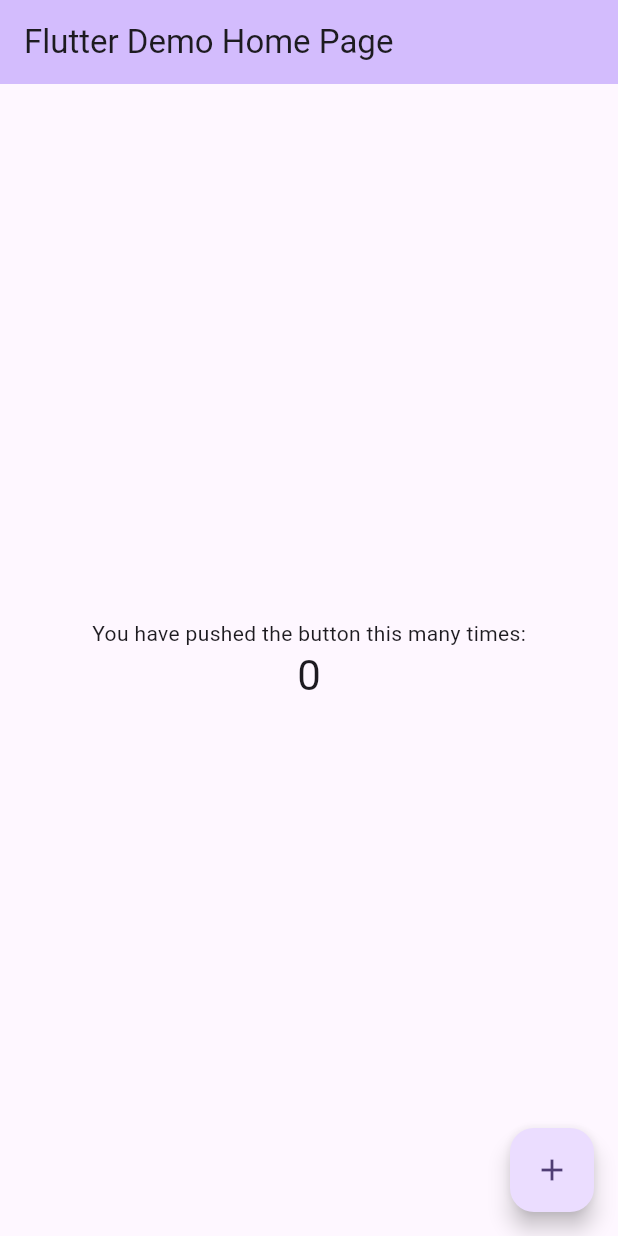
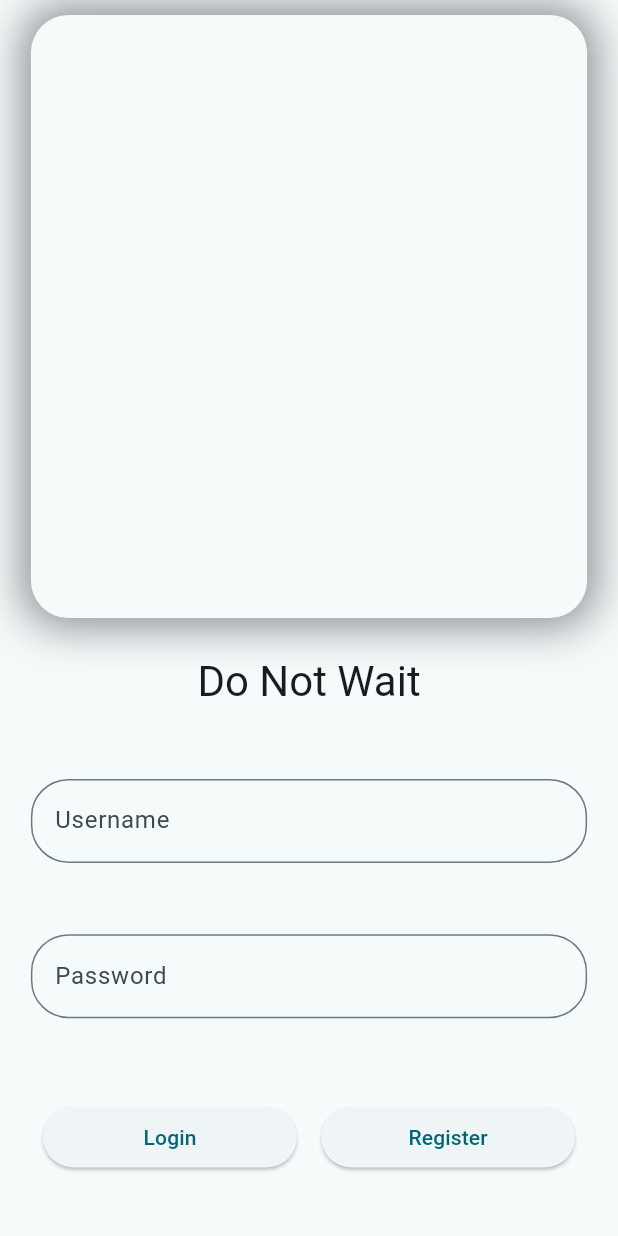
Before and after one commit to devpark435/DoNotWait, a Flutter app: the screen it shows after launch, on a phone screen of 412 x 824 dp. Run offline on Flutter 3.47's test engine with Material 2 defaults, Android fonts, the phone set to English and light mode, and no system bars.

Commit message:
add #1 : login ui

```diff
--- a/lib/main.dart
+++ b/lib/main.dart
@@ -1,4 +1,5 @@
 import 'package:flutter/material.dart';
+import 'package:wait_speaker/screens/login.dart';
 
 void main() {
   runApp(const MyApp());
@@ -12,58 +13,10 @@ class MyApp extends StatelessWidget {
     return MaterialApp(
       title: 'Flutter Demo',
       theme: ThemeData(
-        colorScheme: ColorScheme.fromSeed(seedColor: Colors.deepPurple),
+        colorScheme: ColorScheme.fromSeed(seedColor: Colors.grey),
         useMaterial3: true,
       ),
-      home: const MyHomePage(title: 'Flutter Demo Home Page'),
+      home: const LoginScreen(),
     );
   }
 }
-
-class MyHomePage extends StatefulWidget {
-  const MyHomePage({super.key, required this.title});
-
-  final String title;
-
-  @override
-  State<MyHomePage> createState() => _MyHomePageState();
-}
-
-class _MyHomePageState extends State<MyHomePage> {
-  int _counter = 0;
-
-  void _incrementCounter() {
-    setState(() {
-      _counter++;
-    });
-  }
-
-  @override
-  Widget build(BuildContext context) {
-    return Scaffold(
-      appBar: AppBar(
-        backgroundColor: Theme.of(context).colorScheme.inversePrimary,
-        title: Text(widget.title),
-      ),
-      body: Center(
-        child: Column(
-          mainAxisAlignment: MainAxisAlignment.center,
-          children: <Widget>[
-            const Text(
-              'You have pushed the button this many times:',
-            ),
-            Text(
-              '$_counter',
-              style: Theme.of(context).textTheme.headlineMedium,
-            ),
-          ],
-        ),
-      ),
-      floatingActionButton: FloatingActionButton(
-        onPressed: _incrementCounter,
-        tooltip: 'Increment',
-        child: const Icon(Icons.add),
-      ),
-    );
-  }
-}
--- /dev/null
+++ b/lib/screens/login.dart
@@ -0,0 +1,107 @@
+import 'package:flutter/material.dart';
+
+class LoginScreen extends StatelessWidget {
+  const LoginScreen({super.key});
+
+  @override
+  Widget build(BuildContext context) {
+    final ColorScheme color = Theme.of(context).colorScheme;
+    final width = MediaQuery.of(context).size.width;
+    return Scaffold(
+      backgroundColor: color.background,
+      body: SafeArea(
+          child: SizedBox(
+        width: width,
+        child: Padding(
+          padding: const EdgeInsets.all(10.0),
+          child: Column(
+            children: [
+              Expanded(
+                  flex: 1,
+                  child: Container(
+                    width: width * .9,
+                    decoration: BoxDecoration(
+                      color: color.surface,
+                      borderRadius: BorderRadius.circular(25),
+                      boxShadow: [
+                        BoxShadow(
+                          color: color.onBackground.withOpacity(0.5),
+                          blurRadius: 25.0,
+                          spreadRadius: 5.0,
+                          offset: const Offset(0.0, 0.0),
+                        )
+                      ],
+                    ),
+                  )),
+              Expanded(
+                  flex: 1,
+                  child: SizedBox(
+                    width: width * .9,
+                    child: Column(
+                      mainAxisAlignment: MainAxisAlignment.spaceAround,
+                      children: [
+                        Text(
+                          "Do Not Wait",
+                          style: Theme.of(context).textTheme.headlineMedium,
+                        ),
+                        const TextField(
+                          decoration: InputDecoration(
+                            border: OutlineInputBorder(
+                              borderRadius: BorderRadius.all(
+                                Radius.circular(25),
+                              ),
+                            ),
+                            labelText: 'Username',
+                          ),
+                        ),
+                        const TextField(
+                          decoration: InputDecoration(
+                            border: OutlineInputBorder(
+                                borderRadius:
+                                    BorderRadius.all(Radius.circular(25))),
+                            labelText: 'Password',
+                          ),
+                        ),
+                        Row(
+                          children: [
+                            Expanded(
+                              child: Padding(
+                                padding: const EdgeInsets.all(8.0),
+                                child: ElevatedButton(
+                                  onPressed: () {},
+                                  child: const Text('Login'),
+                                ),
+                              ),
+                            ),
+                            Expanded(
+                              child: Padding(
+                                padding: const EdgeInsets.all(8.0),
+                                child: ElevatedButton(
+                                  onPressed: () {},
+                                  child: const Text('Register'),
+                                ),
+                              ),
+                            ),
+                          ],
+                        )
+                      ],
+                    ),
+                  )),
+            ],
+          ),
+        ),
+      )),
+    );
+  }
+}
+
+// class HomeView1 extends StatelessWidget {
+//   const HomeView1({super.key});
+
+//   @override
+//   Widget build(BuildContext context) {
+//     return Container(
+//       decoration: boxde,
+//     );
+//   }
+// }
```
